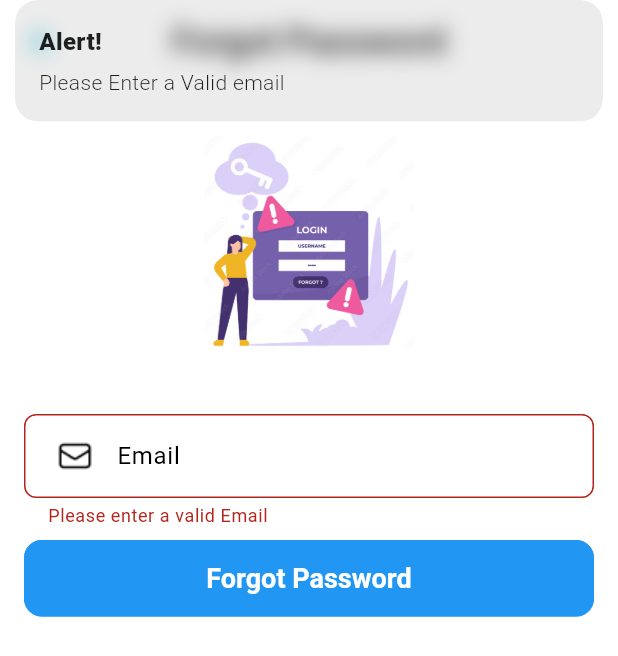
After one commit to muj-i/snap_share_t3, a Flutter app: the ForgotPasswordView screen opened by its route, after a tap on "Forgot Password", on a phone screen of 412 x 824 dp. The commit adds this screen. Shown: the top 656 px of the screen. Run offline on Flutter 3.47's test engine with Material 3 defaults, Android fonts, the phone set to English and light mode, and no system bars; our stand-ins replace cached_network_image, firebase_auth, firebase_core, flutter_svg, get, google_nav_bar and 1 more; accounts and stored records are empty; Roboto replaces fonts that are missing (Poppins).

Commit message:
forgot password complete

```diff
--- a/lib/app/common/utils/AssetsUtils.dart
+++ b/lib/app/common/utils/AssetsUtils.dart
@@ -42,6 +42,7 @@ class AssetsUtils {
   static const String shop ='$_imagesPath/shop.png';
   static const String unchecked ='$_imagesPath/unChecked.png';
   static const String video ='$_imagesPath/video.png';
+  static const String forgot ='$_imagesPath/forgot.PNG';
 
 
 
--- /dev/null
+++ b/lib/app/modules/forgotPassword/bindings/forgot_password_binding.dart
@@ -0,0 +1,12 @@
+import 'package:get/get.dart';
+
+import '../controllers/forgot_password_controller.dart';
+
+class ForgotPasswordBinding extends Bindings {
+  @override
+  void dependencies() {
+    Get.lazyPut<ForgotPasswordController>(
+      () => ForgotPasswordController(),
+    );
+  }
+}
--- /dev/null
+++ b/lib/app/modules/forgotPassword/controllers/forgot_password_controller.dart
@@ -0,0 +1,57 @@
+import 'package:firebase_auth/firebase_auth.dart';
+import 'package:flutter/material.dart';
+import 'package:get/get.dart';
+
+import '../../../routes/app_pages.dart';
+
+class ForgotPasswordController extends GetxController {
+  final TextEditingController emailTEController = TextEditingController();
+  final GlobalKey<FormState> formKey = GlobalKey<FormState>();
+  final _auth = FirebaseAuth.instance;
+  bool _forgotPasswordInProgress = false;
+  bool get forgotPasswordInProgress => _forgotPasswordInProgress;
+
+  final count = 0.obs;
+  @override
+  void onInit() {
+    super.onInit();
+    emailTEController.text = '';
+  }
+
+  @override
+  void onReady() {
+    super.onReady();
+  }
+
+  @override
+  void onClose() {
+    super.onClose();
+    emailTEController.dispose();
+  }
+
+  String? emailValidation(String email) {
+    if (email.isEmpty) {
+      return 'Please enter a valid Email';
+    }
+    return null;
+  }
+  Future<void> forgotPassword(String email) async {
+    _forgotPasswordInProgress= true;
+    update();
+      await _auth.sendPasswordResetEmail(email: email)
+          .then((value) {
+        Get.snackbar("Success",
+            "We have send to your email recover password, Please Check your Email",
+            backgroundColor: Colors.green.withOpacity(0.5));
+        Get.offNamed(Routes.LOGIN);
+        emailTEController.clear();
+      }).onError((error, stackTrace) {
+        print(error);
+      });
+    _forgotPasswordInProgress= false;
+    update();
+
+
+  }
+
+}
--- /dev/null
+++ b/lib/app/modules/forgotPassword/views/forgot_password_view.dart
@@ -0,0 +1,78 @@
+import 'package:flutter/material.dart';
+
+import 'package:get/get.dart';
+
+import '../../../common/utils/AssetsUtils.dart';
+import '../controllers/forgot_password_controller.dart';
+
+class ForgotPasswordView extends GetView<ForgotPasswordController> {
+  const ForgotPasswordView({Key? key}) : super(key: key);
+  @override
+  Widget build(BuildContext context) {
+    return Scaffold(
+      appBar: AppBar(
+        title: const Text('Forgot Password'),
+
+      ),
+      body: Form(
+        key: controller.formKey,
+        child: Padding(
+          padding: const EdgeInsets.all(16.0),
+          child: Column(
+            children: [
+              Image.asset(AssetsUtils.forgot,height: 180,width: 140,),
+              const SizedBox(height: 24,),
+              TextFormField(
+                 controller: controller.emailTEController,
+                  keyboardType: TextInputType.emailAddress,
+                  decoration: const InputDecoration(
+                    hintText: 'Email',
+                    prefixIcon: Padding(
+                      padding: EdgeInsetsDirectional.only(start: 10.0),
+                      child: Image(image: AssetImage(AssetsUtils.envelop )),
+                    ),
+                  ),
+                  validator: (value) {
+                    return controller.emailValidation(value!);
+                  }
+              ),
+              const SizedBox(height: 8,),
+              SizedBox(
+                width: double.infinity,
+                child: GetBuilder<ForgotPasswordController>(
+                  builder: (controller) {
+                    if(controller.forgotPasswordInProgress){
+                      return const Center(child: CircularProgressIndicator(),);
+                    }
+                    return ElevatedButton(
+                      style: ElevatedButton.styleFrom(
+                        backgroundColor: Colors.blue,
+                        padding: const EdgeInsets.symmetric(
+                          horizontal: 120,
+                          vertical: 15,
+                        ),
+                        disabledBackgroundColor: Colors.grey,
+                        disabledForegroundColor: Colors.white70,
+                      ),
+                      onPressed: () {
+                        if(controller.formKey.currentState!.validate()) {
+                        controller.forgotPassword(controller.emailTEController.text.trim());
+                        }else{
+                          Get.snackbar("Alert!", "Please Enter a Valid email");
+                        }
+                      },
+
+                      child: const Text(
+                        'Forgot Password',
+                      ),
+                    );
+                  }
+                ),
+              ),
+            ],
+          ),
+        ),
+      ),
+    );
+  }
+}
--- a/lib/app/modules/login/views/widgets/login_input_textfield.dart
+++ b/lib/app/modules/login/views/widgets/login_input_textfield.dart
@@ -2,6 +2,7 @@ import 'package:flutter/material.dart';
 import 'package:get/get.dart';
 import 'package:snap_share_t3/app/common/utils/AssetsUtils.dart';
 
+import '../../../../routes/app_pages.dart';
 import '../../controllers/login_controller.dart';
 
 class Login_Input_TextField extends StatelessWidget {
@@ -83,6 +84,8 @@ class Login_Input_TextField extends StatelessWidget {
         const SizedBox(
           height: 8,
         ),
+        Row(
+          children: [
             Container(
               padding: const EdgeInsets.all(2.0),
               child: Row(
@@ -95,6 +98,15 @@ class Login_Input_TextField extends StatelessWidget {
                 ],
               ),
             ),
+            const Spacer(),
+            TextButton(onPressed: (){
+              Get.toNamed(Routes.FORGOT_PASSWORD);
+
+            },
+                child:
+            const Text("Forgot Password"))
+          ],
+        ),
         const SizedBox(
           height: 40,
         ),
--- a/lib/app/routes/app_pages.dart
+++ b/lib/app/routes/app_pages.dart
@@ -6,6 +6,8 @@ import '../modules/chat/bindings/chat_binding.dart';
 import '../modules/chat/views/chat_view.dart';
 import '../modules/create_post/bindings/create_post_binding.dart';
 import '../modules/create_post/views/create_post_view.dart';
+import '../modules/forgotPassword/bindings/forgot_password_binding.dart';
+import '../modules/forgotPassword/views/forgot_password_view.dart';
 import '../modules/home/bindings/home_binding.dart';
 import '../modules/home/views/home_view.dart';
 import '../modules/login/bindings/login_binding.dart';
@@ -29,7 +31,6 @@ class AppPages {
   AppPages._();
 
   static const INITIAL = Routes.SPLASH;
-
 
   static final routes = [
     GetPage(
@@ -101,5 +102,10 @@ class AppPages {
       page: () => const SearchView(),
       binding: SearchBinding(),
     ),
+    GetPage(
+      name: _Paths.FORGOT_PASSWORD,
+      page: () => const ForgotPasswordView(),
+      binding: ForgotPasswordBinding(),
+    ),
   ];
 }
--- a/lib/app/routes/app_routes.dart
+++ b/lib/app/routes/app_routes.dart
@@ -14,6 +14,7 @@ abstract class Routes {
   static const NOTIFICATIONS = _Paths.NOTIFICATIONS;
   static const PROFILE_DETAILS = _Paths.PROFILE_DETAILS;
   static const SEARCH = _Paths.SEARCH;
+  static const FORGOT_PASSWORD = _Paths.FORGOT_PASSWORD;
 }
 
 abstract class _Paths {
@@ -29,4 +30,6 @@ abstract class _Paths {
   static const NOTIFICATIONS = '/notifications';
   static const PROFILE_DETAILS = '/profile-details';
   static const SEARCH = '/search';
+  static const FORGOT_PASSWORD = '/forgot-password';
+
 }
--- a/pubspec.yaml
+++ b/pubspec.yaml
@@ -38,7 +38,7 @@ dependencies:
   get: ^4.6.6
   get_cli: ^1.8.4
   firebase_core: ^2.24.0
-  firebase_auth: ^4.15.0
+  firebase_auth: ^4.15.2
   firebase_database: ^10.3.6
   flutter_svg: ^2.0.9
   flutter_screenutil: ^5.9.0
```
Also changed, not shown: assets/images/forgot.PNG (added), lib/generated/assets.dart (deleted), pubspec.lock, 2 other files. Lines whose indentation alone changed are shown as unchanged.
